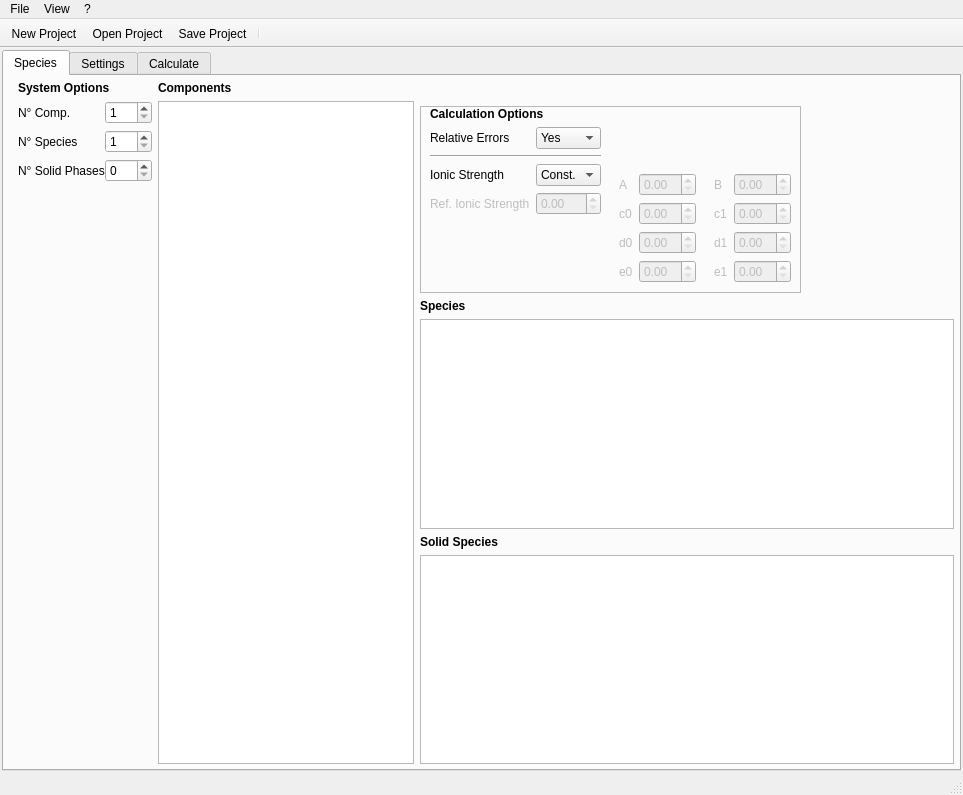
Qt form src/main/python/ui/sssc_main.ui (Kastakin/PyES) before a commit.
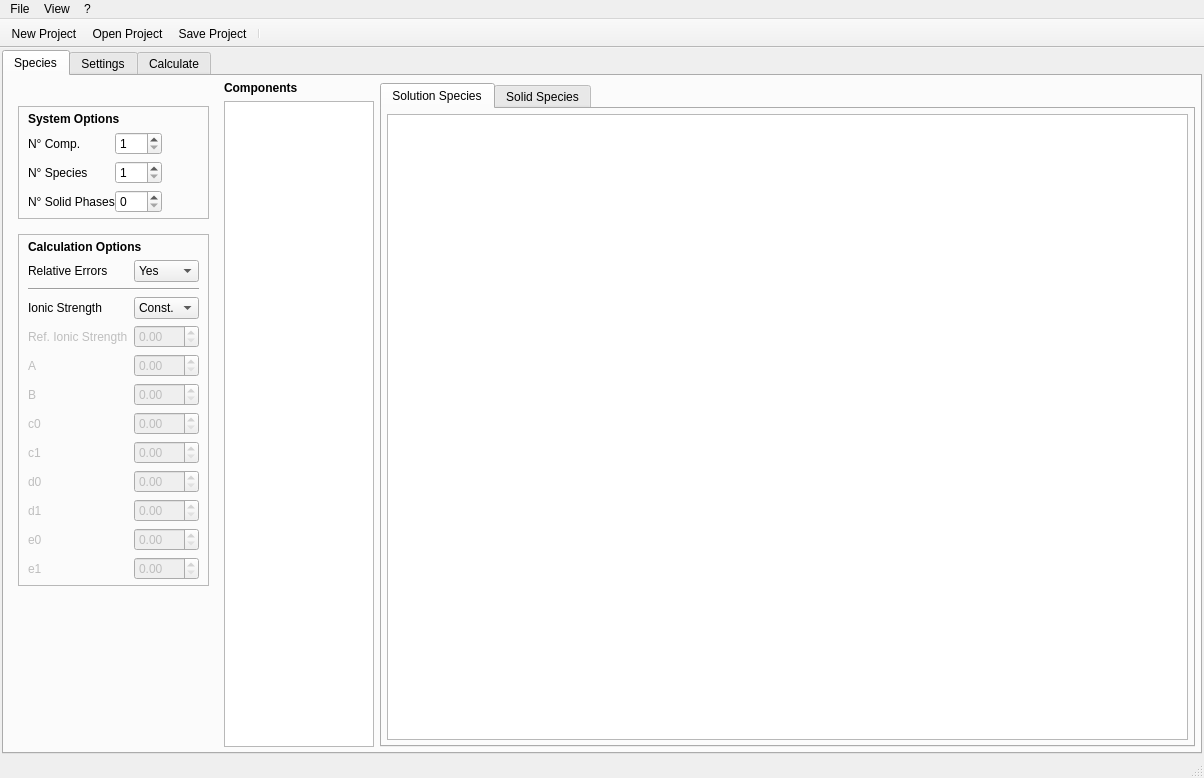
The same form after that commit. Icons and pictures are not drawn.

Commit message: Reworked table UI

Diff of the .ui file:
```diff
--- a/src/main/python/ui/sssc_main.ui
+++ b/src/main/python/ui/sssc_main.ui
@@ -6,8 +6,8 @@
    <rect>
     <x>0</x>
     <y>0</y>
-    <width>963</width>
-    <height>795</height>
+    <width>1204</width>
+    <height>778</height>
    </rect>
   </property>
   <property name="sizePolicy">
@@ -18,8 +18,8 @@
   </property>
   <property name="minimumSize">
    <size>
-    <width>916</width>
-    <height>608</height>
+    <width>1204</width>
+    <height>778</height>
    </size>
   </property>
   <property name="windowTitle">
@@ -53,6 +53,9 @@
       <property name="currentIndex">
        <number>0</number>
       </property>
+      <property name="usesScrollButtons">
+       <bool>false</bool>
+      </property>
       <property name="documentMode">
        <bool>false</bool>
       </property>
@@ -63,7 +66,7 @@
        <attribute name="title">
         <string>Species</string>
        </attribute>
-       <layout class="QHBoxLayout" name="horizontalLayout" stretch="0,0,0">
+       <layout class="QHBoxLayout" name="horizontalLayout" stretch="1,2,5">
         <property name="sizeConstraint">
          <enum>QLayout::SetDefaultConstraint</enum>
         </property>
@@ -80,20 +83,54 @@
          <number>5</number>
         </property>
         <item>
-         <widget class="QWidget" name="widget_9" native="true">
+         <widget class="QWidget" name="widget_7" native="true">
+          <property name="enabled">
+           <bool>true</bool>
+          </property>
+          <property name="sizePolicy">
+           <sizepolicy hsizetype="Minimum" vsizetype="Minimum">
+            <horstretch>0</horstretch>
+            <verstretch>0</verstretch>
+           </sizepolicy>
+          </property>
+          <layout class="QVBoxLayout" name="verticalLayout_6">
+           <property name="spacing">
+            <number>15</number>
+           </property>
+           <property name="topMargin">
+            <number>25</number>
+           </property>
+           <item>
+            <widget class="QFrame" name="frame_9">
+             <property name="sizePolicy">
+              <sizepolicy hsizetype="Minimum" vsizetype="Maximum">
+               <horstretch>0</horstretch>
+               <verstretch>0</verstretch>
+              </sizepolicy>
+             </property>
+             <property name="frameShape">
+              <enum>QFrame::StyledPanel</enum>
+             </property>
           <layout class="QFormLayout" name="formLayout_5">
            <property name="horizontalSpacing">
             <number>0</number>
            </property>
            <property name="topMargin">
-            <number>0</number>
+               <number>5</number>
            </property>
            <property name="rightMargin">
             <number>0</number>
            </property>
            <property name="bottomMargin">
-            <number>0</number>
-           </property>
+               <number>5</number>
+              </property>
+              <item row="0" column="0" colspan="2">
+               <widget class="QLabel" name="sys_opt_label">
+                <property name="text">
+                 <string>&lt;html&gt;&lt;head/&gt;&lt;body&gt;&lt;p&gt;&lt;span style=&quot; font-weight:600;&quot;&gt;System Options&lt;/span&gt;&lt;/p&gt;&lt;/body&gt;&lt;/html&gt;</string>
+                </property>
+               </widget>
+              </item>
            <item row="1" column="0">
             <widget class="QLabel" name="comp_label">
              <property name="sizePolicy">
@@ -193,94 +230,13 @@
              </property>
             </widget>
            </item>
-           <item row="0" column="0" colspan="2">
-            <widget class="QLabel" name="sys_opt_label">
-             <property name="text">
-              <string>&lt;html&gt;&lt;head/&gt;&lt;body&gt;&lt;p&gt;&lt;span style=&quot; font-weight:600;&quot;&gt;System Options&lt;/span&gt;&lt;/p&gt;&lt;/body&gt;&lt;/html&gt;</string>
-             </property>
-            </widget>
-           </item>
           </layout>
          </widget>
         </item>
-        <item>
-         <widget class="QWidget" name="widget_6" native="true">
-          <property name="sizePolicy">
-           <sizepolicy hsizetype="Maximum" vsizetype="Preferred">
-            <horstretch>0</horstretch>
-            <verstretch>0</verstretch>
-           </sizepolicy>
-          </property>
-          <layout class="QVBoxLayout" name="verticalLayout_8">
-           <property name="leftMargin">
-            <number>0</number>
-           </property>
-           <property name="topMargin">
-            <number>0</number>
-           </property>
-           <property name="rightMargin">
-            <number>0</number>
-           </property>
-           <property name="bottomMargin">
-            <number>0</number>
-           </property>
-           <item>
-            <widget class="QLabel" name="tab_comp_label">
-             <property name="sizePolicy">
-              <sizepolicy hsizetype="Maximum" vsizetype="Preferred">
-               <horstretch>0</horstretch>
-               <verstretch>0</verstretch>
-              </sizepolicy>
-             </property>
-             <property name="text">
-              <string>&lt;html&gt;&lt;head/&gt;&lt;body&gt;&lt;p&gt;&lt;span style=&quot; font-weight:600;&quot;&gt;Components&lt;/span&gt;&lt;/p&gt;&lt;/body&gt;&lt;/html&gt;</string>
-             </property>
-            </widget>
-           </item>
-           <item>
-            <widget class="QTableView" name="compView">
-             <property name="sizePolicy">
-              <sizepolicy hsizetype="Maximum" vsizetype="Expanding">
-               <horstretch>0</horstretch>
-               <verstretch>0</verstretch>
-              </sizepolicy>
-             </property>
-             <property name="frameShape">
-              <enum>QFrame::StyledPanel</enum>
-             </property>
-             <property name="sizeAdjustPolicy">
-              <enum>QAbstractScrollArea::AdjustIgnored</enum>
-             </property>
-             <property name="editTriggers">
-              <set>QAbstractItemView::AnyKeyPressed|QAbstractItemView::DoubleClicked|QAbstractItemView::EditKeyPressed|QAbstractItemView::SelectedClicked</set>
-             </property>
-             <attribute name="verticalHeaderVisible">
-              <bool>false</bool>
-             </attribute>
-            </widget>
-           </item>
-          </layout>
-         </widget>
-        </item>
-        <item>
-         <widget class="QWidget" name="widget_2" native="true">
-          <layout class="QVBoxLayout" name="verticalLayout" stretch="0,0,0,0,0">
-           <property name="leftMargin">
-            <number>0</number>
-           </property>
-           <property name="topMargin">
-            <number>25</number>
-           </property>
-           <property name="rightMargin">
-            <number>0</number>
-           </property>
-           <property name="bottomMargin">
-            <number>0</number>
-           </property>
            <item>
             <widget class="QFrame" name="frame_5">
              <property name="sizePolicy">
-              <sizepolicy hsizetype="Maximum" vsizetype="Maximum">
+              <sizepolicy hsizetype="Minimum" vsizetype="Maximum">
                <horstretch>0</horstretch>
                <verstretch>0</verstretch>
               </sizepolicy>
@@ -308,16 +264,25 @@
                <number>0</number>
               </property>
               <item>
-               <widget class="QWidget" name="widget_7" native="true">
+               <widget class="QWidget" name="widget_8" native="true">
                 <property name="sizePolicy">
-                 <sizepolicy hsizetype="Maximum" vsizetype="Preferred">
+                 <sizepolicy hsizetype="Minimum" vsizetype="Fixed">
                   <horstretch>0</horstretch>
                   <verstretch>0</verstretch>
                  </sizepolicy>
                 </property>
                 <layout class="QFormLayout" name="formLayout_3">
+                 <property name="sizeConstraint">
+                  <enum>QLayout::SetFixedSize</enum>
+                 </property>
+                 <property name="fieldGrowthPolicy">
+                  <enum>QFormLayout::AllNonFixedFieldsGrow</enum>
+                 </property>
                  <property name="topMargin">
-                  <number>0</number>
+                  <number>5</number>
+                 </property>
+                 <property name="bottomMargin">
+                  <number>5</number>
                  </property>
                  <item row="0" column="0" colspan="2">
                   <widget class="QLabel" name="calc_opt_label">
@@ -413,105 +378,7 @@
                    </item>
                   </widget>
                  </item>
-                </layout>
-               </widget>
-              </item>
-              <item>
-               <widget class="QWidget" name="widget_8" native="true">
-                <property name="sizePolicy">
-                 <sizepolicy hsizetype="Maximum" vsizetype="Minimum">
-                  <horstretch>0</horstretch>
-                  <verstretch>0</verstretch>
-                 </sizepolicy>
-                </property>
-                <layout class="QFormLayout" name="formLayout_4">
-                 <property name="topMargin">
-                  <number>0</number>
-                 </property>
-                 <item row="0" column="0" colspan="2">
-                  <spacer name="verticalSpacer">
-                   <property name="orientation">
-                    <enum>Qt::Vertical</enum>
-                   </property>
-                   <property name="sizeHint" stdset="0">
-                    <size>
-                     <width>20</width>
-                     <height>60</height>
-                    </size>
-                   </property>
-                  </spacer>
-                 </item>
-                 <item row="1" column="1">
-                  <widget class="QDoubleSpinBox" name="A">
-                   <property name="enabled">
-                    <bool>false</bool>
-                   </property>
-                   <property name="statusTip">
-                    <string>&quot;A&quot; term of the Debye-Hückel equation.</string>
-                   </property>
-                  </widget>
-                 </item>
-                 <item row="1" column="0">
-                  <widget class="QLabel" name="A_label">
-                   <property name="enabled">
-                    <bool>false</bool>
-                   </property>
-                   <property name="text">
-                    <string>A</string>
-                   </property>
-                  </widget>
-                 </item>
-                 <item row="2" column="1">
-                  <widget class="QDoubleSpinBox" name="c0">
-                   <property name="enabled">
-                    <bool>false</bool>
-                   </property>
-                   <property name="statusTip">
-                    <string>&quot;c0&quot; term of the Debye-Hückel equation.</string>
-                   </property>
-                  </widget>
-                 </item>
-                 <item row="2" column="0">
-                  <widget class="QLabel" name="c0_label">
-                   <property name="enabled">
-                    <bool>false</bool>
-                   </property>
-                   <property name="text">
-                    <string>c0</string>
-                   </property>
-                  </widget>
-                 </item>
-                 <item row="3" column="1">
-                  <widget class="QDoubleSpinBox" name="d0">
-                   <property name="enabled">
-                    <bool>false</bool>
-                   </property>
-                   <property name="statusTip">
-                    <string>&quot;d0&quot; term of the Debye-Hückel equation.</string>
-                   </property>
-                  </widget>
-                 </item>
-                 <item row="3" column="0">
-                  <widget class="QLabel" name="d0_label">
-                   <property name="enabled">
-                    <bool>false</bool>
-                   </property>
-                   <property name="text">
-                    <string>d0</string>
-                   </property>
-                  </widget>
-                 </item>
-                 <item row="4" column="1">
-                  <widget class="QDoubleSpinBox" name="e0">
-                   <property name="enabled">
-                    <bool>false</bool>
-                   </property>
-                   <property name="statusTip">
-                    <string>&quot;e0&quot; term of the Debye-Hückel equation.</string>
-                   </property>
-                  </widget>
-                 </item>
-                 <item row="4" column="0">
+                 <item row="11" column="0">
                   <widget class="QLabel" name="e0_label">
                    <property name="enabled">
                     <bool>false</bool>
@@ -521,35 +388,27 @@
                    </property>
                   </widget>
                  </item>
-                </layout>
-               </widget>
-              </item>
-              <item>
-               <widget class="QWidget" name="widget_10" native="true">
-                <property name="sizePolicy">
-                 <sizepolicy hsizetype="Maximum" vsizetype="Minimum">
-                  <horstretch>0</horstretch>
-                  <verstretch>0</verstretch>
-                 </sizepolicy>
-                </property>
-                <layout class="QFormLayout" name="formLayout_6">
-                 <property name="topMargin">
-                  <number>0</number>
-                 </property>
-                 <item row="0" column="0" colspan="2">
-                  <spacer name="verticalSpacer_2">
-                   <property name="orientation">
-                    <enum>Qt::Vertical</enum>
-                   </property>
-                   <property name="sizeHint" stdset="0">
-                    <size>
-                     <width>20</width>
-                     <height>60</height>
-                    </size>
-                   </property>
-                  </spacer>
+                 <item row="5" column="0">
+                  <widget class="QLabel" name="A_label">
+                   <property name="enabled">
+                    <bool>false</bool>
+                   </property>
+                   <property name="text">
+                    <string>A</string>
+                   </property>
+                  </widget>
+                 </item>
+                 <item row="5" column="1">
+                  <widget class="QDoubleSpinBox" name="A">
+                   <property name="enabled">
+                    <bool>false</bool>
+                   </property>
+                   <property name="statusTip">
+                    <string>&quot;A&quot; term of the Debye-Hückel equation.</string>
+                   </property>
+                  </widget>
                  </item>
-                 <item row="1" column="0">
+                 <item row="6" column="0">
                   <widget class="QLabel" name="B_label">
                    <property name="enabled">
                     <bool>false</bool>
@@ -559,7 +418,7 @@
                    </property>
                   </widget>
                  </item>
-                 <item row="1" column="1">
+                 <item row="6" column="1">
                   <widget class="QDoubleSpinBox" name="B">
                    <property name="enabled">
                     <bool>false</bool>
@@ -569,7 +428,27 @@
                    </property>
                   </widget>
                  </item>
-                 <item row="2" column="0">
+                 <item row="7" column="0">
+                  <widget class="QLabel" name="c0_label">
+                   <property name="enabled">
+                    <bool>false</bool>
+                   </property>
+                   <property name="text">
+                    <string>c0</string>
+                   </property>
+                  </widget>
+                 </item>
+                 <item row="7" column="1">
+                  <widget class="QDoubleSpinBox" name="c0">
+                   <property name="enabled">
+                    <bool>false</bool>
+                   </property>
+                   <property name="statusTip">
+                    <string>&quot;c0&quot; term of the Debye-Hückel equation.</string>
+                   </property>
+                  </widget>
+                 </item>
+                 <item row="8" column="0">
                   <widget class="QLabel" name="c1_label">
                    <property name="enabled">
                     <bool>false</bool>
@@ -579,7 +458,7 @@
                    </property>
                   </widget>
                  </item>
-                 <item row="2" column="1">
+                 <item row="8" column="1">
                   <widget class="QDoubleSpinBox" name="c1">
                    <property name="enabled">
                     <bool>false</bool>
@@ -589,7 +468,27 @@
                    </property>
                   </widget>
                  </item>
-                 <item row="3" column="0">
+                 <item row="9" column="1">
+                  <widget class="QDoubleSpinBox" name="d0">
+                   <property name="enabled">
+                    <bool>false</bool>
+                   </property>
+                   <property name="statusTip">
+                    <string>&quot;d0&quot; term of the Debye-Hückel equation.</string>
+                   </property>
+                  </widget>
+                 </item>
+                 <item row="9" column="0">
+                  <widget class="QLabel" name="d0_label">
+                   <property name="enabled">
+                    <bool>false</bool>
+                   </property>
+                   <property name="text">
+                    <string>d0</string>
+                   </property>
+                  </widget>
+                 </item>
+                 <item row="10" column="0">
                   <widget class="QLabel" name="d1_label">
                    <property name="enabled">
                     <bool>false</bool>
@@ -599,7 +498,7 @@
                    </property>
                   </widget>
                  </item>
-                 <item row="3" column="1">
+                 <item row="10" column="1">
                   <widget class="QDoubleSpinBox" name="d1">
                    <property name="enabled">
                     <bool>false</bool>
@@ -609,7 +508,17 @@
                    </property>
                   </widget>
                  </item>
-                 <item row="4" column="0">
+                 <item row="11" column="1">
+                  <widget class="QDoubleSpinBox" name="e0">
+                   <property name="enabled">
+                    <bool>false</bool>
+                   </property>
+                   <property name="statusTip">
+                    <string>&quot;e0&quot; term of the Debye-Hückel equation.</string>
+                   </property>
+                  </widget>
+                 </item>
+                 <item row="12" column="0">
                   <widget class="QLabel" name="e1_label">
                    <property name="enabled">
                     <bool>false</bool>
@@ -619,7 +528,7 @@
                    </property>
                   </widget>
                  </item>
-                 <item row="4" column="1">
+                 <item row="12" column="1">
                   <widget class="QDoubleSpinBox" name="e1">
                    <property name="enabled">
                     <bool>false</bool>
@@ -636,12 +545,138 @@
             </widget>
            </item>
            <item>
-            <widget class="QLabel" name="tab_species_label">
+            <spacer name="verticalSpacer">
+             <property name="orientation">
+              <enum>Qt::Vertical</enum>
+             </property>
+             <property name="sizeHint" stdset="0">
+              <size>
+               <width>20</width>
+               <height>40</height>
+              </size>
+             </property>
+            </spacer>
+           </item>
+          </layout>
+         </widget>
+        </item>
+        <item>
+         <widget class="QWidget" name="widget_6" native="true">
+          <property name="sizePolicy">
+           <sizepolicy hsizetype="Maximum" vsizetype="Preferred">
+            <horstretch>0</horstretch>
+            <verstretch>0</verstretch>
+           </sizepolicy>
+          </property>
+          <layout class="QVBoxLayout" name="verticalLayout_8">
+           <property name="leftMargin">
+            <number>0</number>
+           </property>
+           <property name="topMargin">
+            <number>0</number>
+           </property>
+           <property name="rightMargin">
+            <number>0</number>
+           </property>
+           <property name="bottomMargin">
+            <number>0</number>
+           </property>
+           <item>
+            <widget class="QLabel" name="tab_comp_label">
+             <property name="sizePolicy">
+              <sizepolicy hsizetype="Maximum" vsizetype="Preferred">
+               <horstretch>0</horstretch>
+               <verstretch>0</verstretch>
+              </sizepolicy>
+             </property>
              <property name="text">
-              <string>&lt;html&gt;&lt;head/&gt;&lt;body&gt;&lt;p&gt;&lt;span style=&quot; font-weight:600;&quot;&gt;Species&lt;/span&gt;&lt;/p&gt;&lt;/body&gt;&lt;/html&gt;</string>
+              <string>&lt;html&gt;&lt;head/&gt;&lt;body&gt;&lt;p&gt;&lt;span style=&quot; font-weight:600;&quot;&gt;Components&lt;/span&gt;&lt;/p&gt;&lt;/body&gt;&lt;/html&gt;</string>
              </property>
             </widget>
            </item>
+           <item>
+            <widget class="QTableView" name="compView">
+             <property name="sizePolicy">
+              <sizepolicy hsizetype="Maximum" vsizetype="Expanding">
+               <horstretch>0</horstretch>
+               <verstretch>0</verstretch>
+              </sizepolicy>
+             </property>
+             <property name="maximumSize">
+              <size>
+               <width>150</width>
+               <height>16777215</height>
+              </size>
+             </property>
+             <property name="frameShape">
+              <enum>QFrame::StyledPanel</enum>
+             </property>
+             <property name="sizeAdjustPolicy">
+              <enum>QAbstractScrollArea::AdjustIgnored</enum>
+             </property>
+             <property name="editTriggers">
+              <set>QAbstractItemView::AnyKeyPressed|QAbstractItemView::DoubleClicked|QAbstractItemView::EditKeyPressed|QAbstractItemView::SelectedClicked</set>
+             </property>
+             <attribute name="verticalHeaderVisible">
+              <bool>false</bool>
+             </attribute>
+            </widget>
+           </item>
+          </layout>
+         </widget>
+        </item>
+        <item>
+         <widget class="QWidget" name="widget_2" native="true">
+          <layout class="QVBoxLayout" name="verticalLayout" stretch="0">
+           <property name="leftMargin">
+            <number>0</number>
+           </property>
+           <property name="topMargin">
+            <number>2</number>
+           </property>
+           <property name="rightMargin">
+            <number>0</number>
+           </property>
+           <property name="bottomMargin">
+            <number>0</number>
+           </property>
+           <item>
+            <widget class="QTabWidget" name="tabWidget_2">
+             <property name="tabPosition">
+              <enum>QTabWidget::North</enum>
+             </property>
+             <property name="tabShape">
+              <enum>QTabWidget::Rounded</enum>
+             </property>
+             <property name="currentIndex">
+              <number>0</number>
+             </property>
+             <property name="usesScrollButtons">
+              <bool>false</bool>
+             </property>
+             <property name="tabBarAutoHide">
+              <bool>false</bool>
+             </property>
+             <widget class="QWidget" name="species">
+              <attribute name="title">
+               <string>Solution Species</string>
+              </attribute>
+              <layout class="QVBoxLayout" name="verticalLayout_3">
+               <property name="spacing">
+                <number>0</number>
+               </property>
+               <property name="leftMargin">
+                <number>5</number>
+               </property>
+               <property name="topMargin">
+                <number>5</number>
+               </property>
+               <property name="rightMargin">
+                <number>5</number>
+               </property>
+               <property name="bottomMargin">
+                <number>5</number>
+               </property>
            <item>
             <widget class="QTableView" name="speciesView">
              <property name="sizeAdjustPolicy">
@@ -652,13 +687,28 @@
              </attribute>
             </widget>
            </item>
-           <item>
-            <widget class="QLabel" name="tab_solid_species_label">
-             <property name="text">
-              <string>&lt;html&gt;&lt;head/&gt;&lt;body&gt;&lt;p&gt;&lt;span style=&quot; font-weight:600;&quot;&gt;Solid Species&lt;/span&gt;&lt;/p&gt;&lt;/body&gt;&lt;/html&gt;</string>
-             </property>
-            </widget>
-           </item>
+              </layout>
+             </widget>
+             <widget class="QWidget" name="solidspecies">
+              <attribute name="title">
+               <string>Solid Species</string>
+              </attribute>
+              <layout class="QVBoxLayout" name="verticalLayout_12">
+               <property name="spacing">
+                <number>0</number>
+               </property>
+               <property name="leftMargin">
+                <number>5</number>
+               </property>
+               <property name="topMargin">
+                <number>5</number>
+               </property>
+               <property name="rightMargin">
+                <number>5</number>
+               </property>
+               <property name="bottomMargin">
+                <number>5</number>
+               </property>
            <item>
             <widget class="QTableView" name="solidSpeciesView">
              <property name="sizeAdjustPolicy">
@@ -671,6 +721,10 @@
            </item>
           </layout>
          </widget>
+            </widget>
+           </item>
+          </layout>
+         </widget>
         </item>
        </layout>
       </widget>
@@ -1466,7 +1520,7 @@
     <rect>
      <x>0</x>
      <y>0</y>
-     <width>963</width>
+     <width>1204</width>
      <height>24</height>
     </rect>
    </property>
```
Left out of the diff: 174 changed lines with no effect on the pictures. Lines whose indentation alone changed are shown as unchanged. The commit also changes 2 other files.
